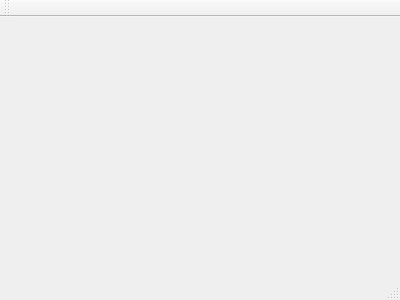
Above: src/ui/MainWindow.ui from Corwinian/diagram-grant before the change. Below: the same form after it.
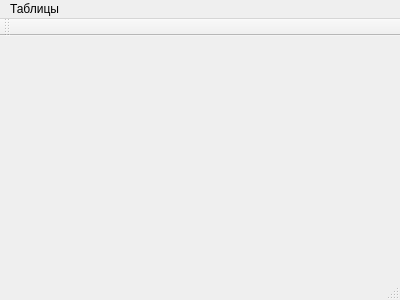
That is the form after the change.

Commit message: добавил панель таблиц в главную форму

```diff
--- a/src/ui/MainWindow.ui
+++ b/src/ui/MainWindow.ui
@@ -12,13 +12,34 @@
   <property name="windowTitle" >
    <string>MainWindow</string>
   </property>
-  <widget class="QMenuBar" name="menuBar" />
-  <widget class="QToolBar" name="mainToolBar" />
-  <widget class="QWidget" name="centralWidget" />
-  <widget class="QStatusBar" name="statusBar" />
+  <widget class="QWidget" name="centralWidget"/>
+  <widget class="QMenuBar" name="menuBar">
+   <property name="geometry">
+    <rect>
+     <x>0</x>
+     <y>0</y>
+     <width>400</width>
+     <height>26</height>
+    </rect>
+   </property>
+   <widget class="QMenu" name="mTables">
+    <property name="title">
+     <string>Таблицы</string>
+    </property>
+   </widget>
+   <addaction name="mTables"/>
+  </widget>
+  <widget class="QToolBar" name="mainToolBar">
+   <attribute name="toolBarArea">
+    <enum>TopToolBarArea</enum>
+   </attribute>
+   <attribute name="toolBarBreak">
+    <bool>false</bool>
+   </attribute>
+  </widget>
+  <widget class="QStatusBar" name="statusBar"/>
  </widget>
- <layoutDefault spacing="6" margin="11" />
- <pixmapfunction></pixmapfunction>
+ <layoutdefault spacing="6" margin="11"/>
  <resources/>
  <connections/>
 </ui>
```
Left out of the diff: 7 changed lines with no effect on the pictures.
